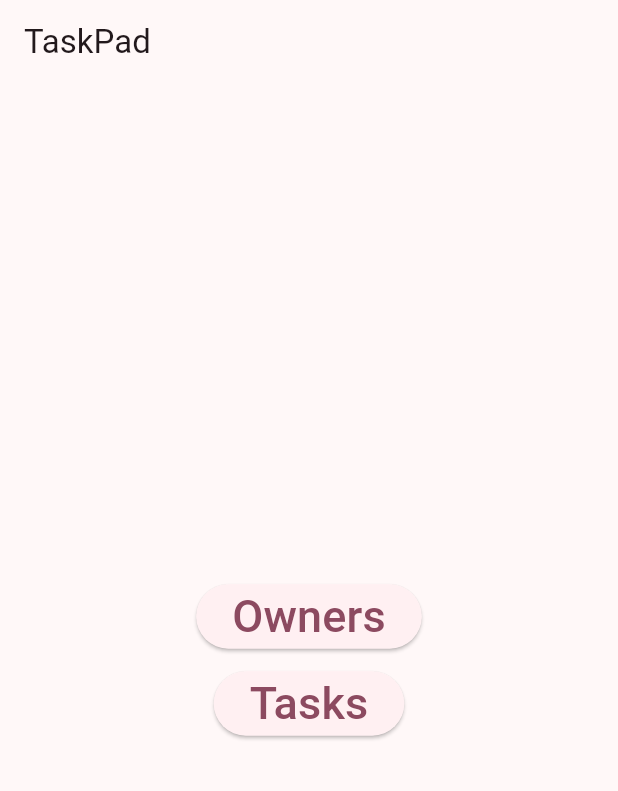
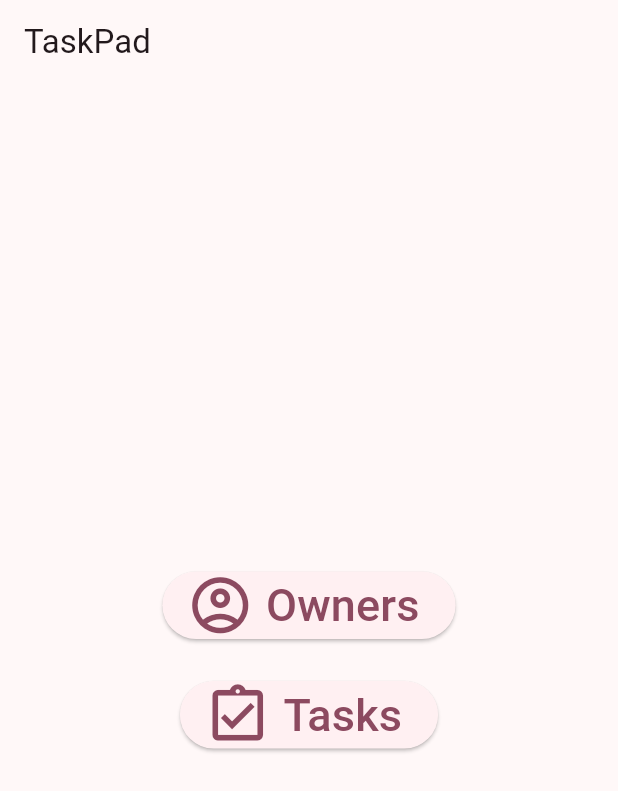
Before and after one commit to DeivisonCs/TaskPad, a Flutter app: the screen it shows after launch, on a phone screen of 412 x 824 dp. Shown: the top 791 px of the screen. Run offline on Flutter 3.47's test engine with Material 3 defaults, Android fonts, the phone set to English and light mode, and no system bars; our stand-ins replace flutter_datetime_picker_plus.

Commit message:
main page icons

```diff
--- a/lib/main.dart
+++ b/lib/main.dart
@@ -41,9 +41,9 @@ class MyHomePage extends StatelessWidget {
           child: Column(
             mainAxisAlignment: MainAxisAlignment.center,
             children: <Widget>[
-
-              ElevatedButton(
-                child: const Text('Owners', style: TextStyle(fontSize: 30)),
+              ElevatedButton.icon(
+                icon: const Icon(Icons.account_circle_outlined, size: 45),
+                label: const Text('Owners', style: TextStyle(fontSize: 30)),
                 onPressed: () {
                   Navigator.push(
                       context,
@@ -54,11 +54,10 @@ class MyHomePage extends StatelessWidget {
                               })));
                 },
               ),
-              const SizedBox(
-                height: 10,
-              ),
-              ElevatedButton(
-                  child: const Text("Tasks", style: TextStyle(fontSize: 30)),
+              const SizedBox(height: 25),
+              ElevatedButton.icon(
+                  icon: const Icon(Icons.assignment_turned_in_outlined, size: 45),
+                  label: const Text("Tasks", style: TextStyle(fontSize: 30)),
                   onPressed: () {
                     Navigator.push(
                         context,
--- a/lib/owner/add_page.dart
+++ b/lib/owner/add_page.dart
@@ -40,7 +40,7 @@ class _AddOwnerPageState extends State<AddOwnerPage> {
                           minTime: DateTime.utc(2015, 1, 1),
                           maxTime: DateTime.now(), onConfirm: (date) {
                             setState(() {
-                              birthDate = DateFormat('dd/MM/yyyy').format(date);
+                              birthDate = DateFormat('yyyy-MM-dd').format(date);
                             });
                           });
                       },
@@ -50,8 +50,9 @@ class _AddOwnerPageState extends State<AddOwnerPage> {
                 ),
                 ElevatedButton(
                     onPressed: () {
+                      DateTime parsedBirthDate = DateTime.parse(birthDate);
                       final owner = Owner.withoutId(
-                          name: _nameControlle.text, birthDate: birthDate);
+                          name: _nameControlle.text, birthDate: DateFormat('dd-MM-yyyy').format(parsedBirthDate));
 
                       ownerCurrentProvider.addOwner(owner).then((_) {
                         Navigator.pop(context);
--- a/lib/task/task_page.dart
+++ b/lib/task/task_page.dart
@@ -110,7 +110,7 @@ class _TaskPageState extends State<TaskPage> {
                             context: context,
                             builder: (context) => AlertDialog(
                               title: const Text("Failed to Completed Task!"),
-                              content: Text(error),
+                              content: Text('$error'),
                               actions: [
                                 TextButton(
                                   onPressed: () => Navigator.pop(context),
```
